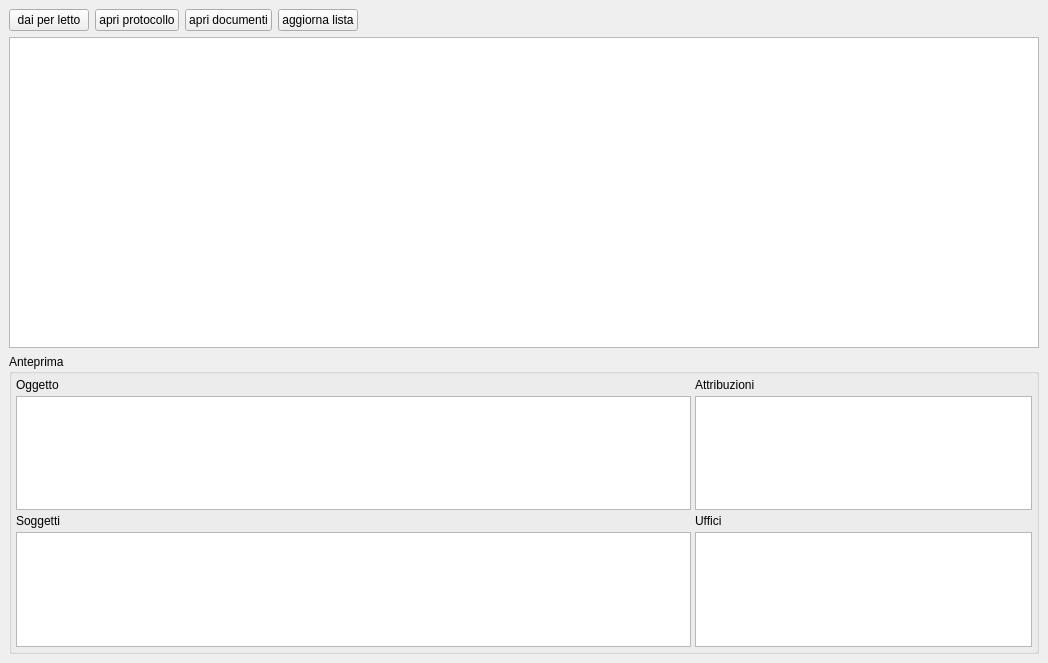
Old version of the form src/com/axiastudio/suite/protocollo/forms/scrivania.ui in the repository tizianolattisi/suitegda.
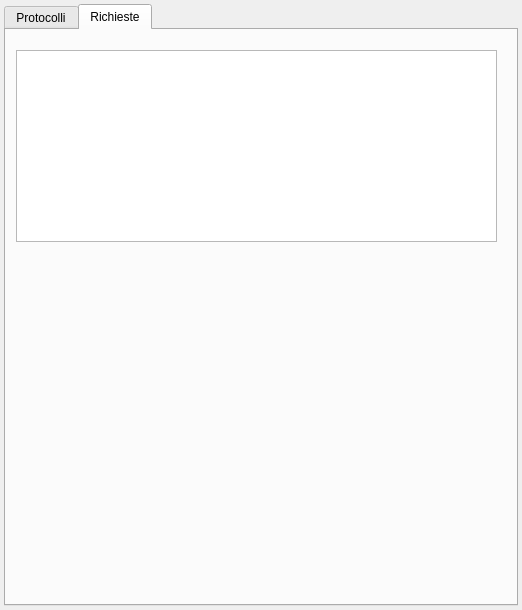
New version of the form. The open tabs and pages were chosen to show the change.

Commit message: Continua lo sviluppo sul modulo Richieste

```diff
--- a/src/com/axiastudio/suite/protocollo/forms/scrivania.ui
+++ b/src/com/axiastudio/suite/protocollo/forms/scrivania.ui
@@ -6,8 +6,8 @@
    <rect>
     <x>0</x>
     <y>0</y>
-    <width>1048</width>
-    <height>663</height>
+    <width>522</width>
+    <height>610</height>
    </rect>
   </property>
   <property name="windowTitle">
@@ -15,6 +15,19 @@
   </property>
   <widget class="QWidget" name="centralwidget">
    <layout class="QVBoxLayout" name="verticalLayout">
+    <property name="margin">
+     <number>4</number>
+    </property>
+    <item>
+     <widget class="QTabWidget" name="tabWidget">
+      <property name="currentIndex">
+       <number>0</number>
+      </property>
+      <widget class="QWidget" name="tab">
+       <attribute name="title">
+        <string>Protocolli</string>
+       </attribute>
+       <layout class="QVBoxLayout" name="verticalLayout_2" stretch="0,2,1">
     <item>
      <layout class="QHBoxLayout" name="horizontalLayout">
       <item>
@@ -61,29 +74,10 @@
      </layout>
     </item>
     <item>
-     <widget class="QTableView" name="attribuzioni">
-      <property name="minimumSize">
-       <size>
-        <width>0</width>
-        <height>0</height>
-       </size>
-      </property>
-     </widget>
+         <widget class="QTableView" name="attribuzioni"/>
     </item>
     <item>
      <widget class="QGroupBox" name="groupBox">
-      <property name="minimumSize">
-       <size>
-        <width>1024</width>
-        <height>300</height>
-       </size>
-      </property>
-      <property name="maximumSize">
-       <size>
-        <width>16777215</width>
-        <height>300</height>
-       </size>
-      </property>
       <property name="title">
        <string>Anteprima</string>
       </property>
@@ -131,10 +125,46 @@
        <item row="3" column="0">
         <widget class="QListWidget" name="listWidget_soggetti"/>
        </item>
-       <item row="3" column="1">
-        <widget class="QListWidget" name="listWidget_uffici"/>
-       </item>
-      </layout>
+           <item row="2" column="0">
+            <widget class="QLabel" name="label_3">
+             <property name="text">
+              <string>Soggetti</string>
+             </property>
+            </widget>
+           </item>
+           <item row="1" column="1">
+            <widget class="QListWidget" name="listWidget_attribuzioni"/>
+           </item>
+           <item row="1" column="0">
+            <widget class="QTextEdit" name="textEdit_oggetto"/>
+           </item>
+           <item row="0" column="1">
+            <widget class="QLabel" name="label_5">
+             <property name="text">
+              <string>Attribuzioni</string>
+             </property>
+            </widget>
+           </item>
+          </layout>
+         </widget>
+        </item>
+       </layout>
+      </widget>
+      <widget class="QWidget" name="tab_2">
+       <attribute name="title">
+        <string>Richieste</string>
+       </attribute>
+       <widget class="QTableView" name="richieste">
+        <property name="geometry">
+         <rect>
+          <x>10</x>
+          <y>20</y>
+          <width>481</width>
+          <height>192</height>
+         </rect>
+        </property>
+       </widget>
+      </widget>
      </widget>
     </item>
    </layout>
```
Left out of the diff: 21 changed lines with no effect on the pictures. Lines whose indentation alone changed are shown as unchanged. The commit also changes 17 other files.
